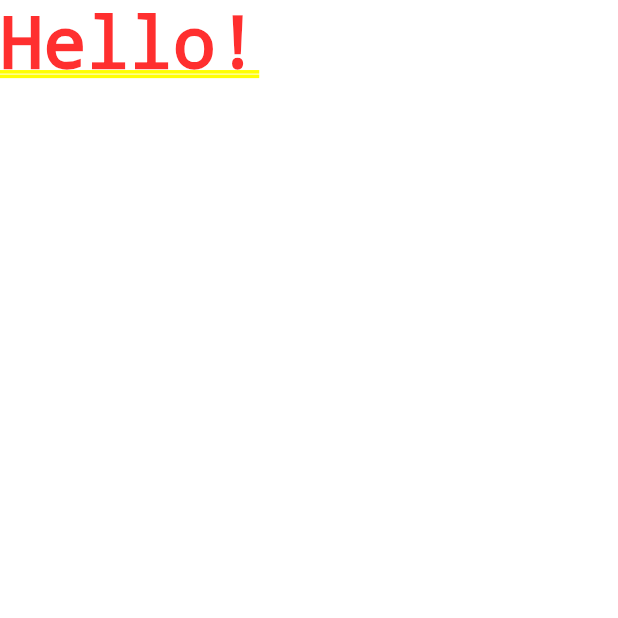
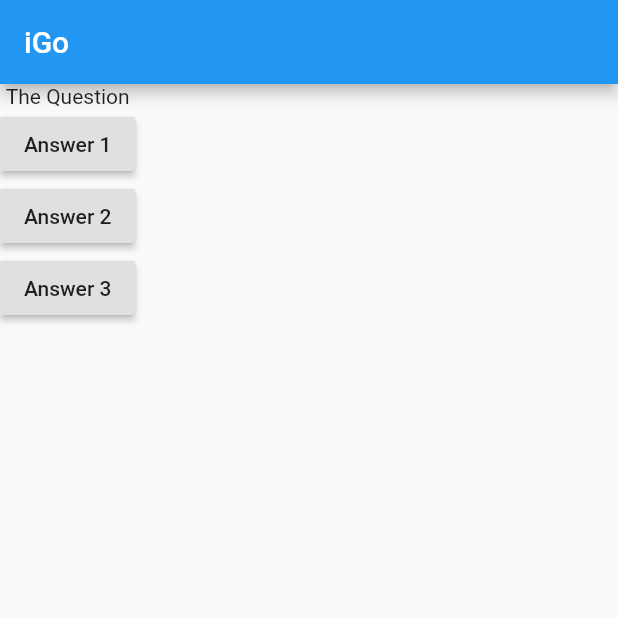
Before and after one commit to PascoalBayonne/flutter-course, a Flutter app: the screen it shows after launch, on a phone screen of 412 x 824 dp, the top half of it. Run offline on Flutter 3.47's test engine with Material 2 defaults, Android fonts, the light colour scheme and no system bars.

Commit message:
init botton and other widgets

```diff
--- a/flutter_basics/lib/main.dart
+++ b/flutter_basics/lib/main.dart
@@ -5,10 +5,41 @@ void main() {
 }
 
 class MyApp extends StatelessWidget {
+  void answerQuestion() {
+    print('The answer has been pressed');
+  }
+
+  var questions = [
+    'What\'s your favorite programming language?',
+    'What\'s your favorite SO'
+  ];
+
   @override
   Widget build(BuildContext buildContext) {
     return MaterialApp(
-      home: Text('Hello!'),
+      home: Scaffold(
+        appBar: AppBar(
+          title: Text('iGo'),
+        ),
+        body: Column(
+          children: [
+            Text('The Question'),
+            RaisedButton(
+              child: Text('Answer 1'),
+              onPressed: answerQuestion,
+            ),
+            RaisedButton(
+              child: Text('Answer 2'),
+              onPressed: answerQuestion,
+            ),
+            RaisedButton(
+              child: Text('Answer 3'),
+              onPressed: answerQuestion,
+            )
+          ],
+        ),
+        // backgroundColor: Color(00),
+      ),
     );
   }
 }
```
